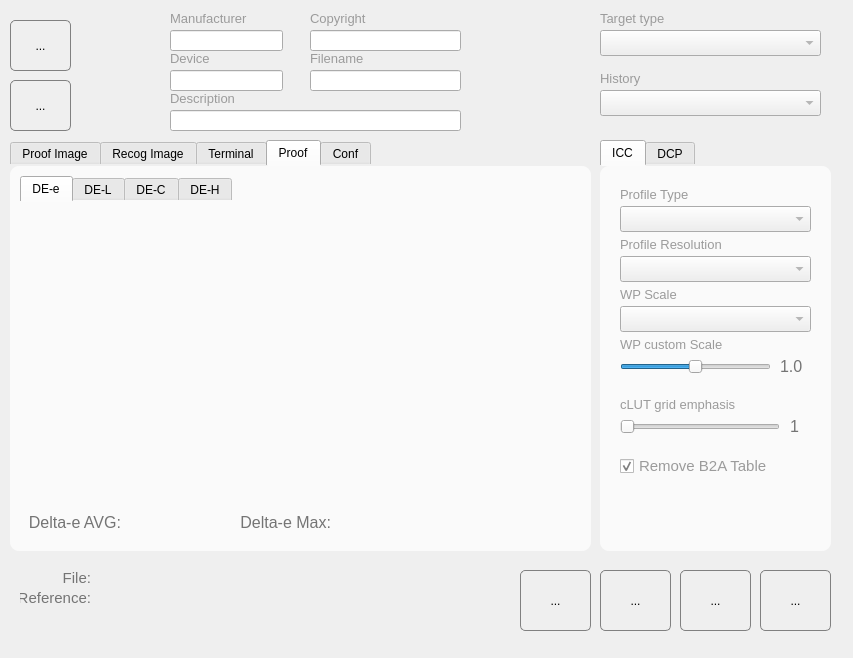
Old version of the form main.ui in the repository jpereiranet/roughprofiler.
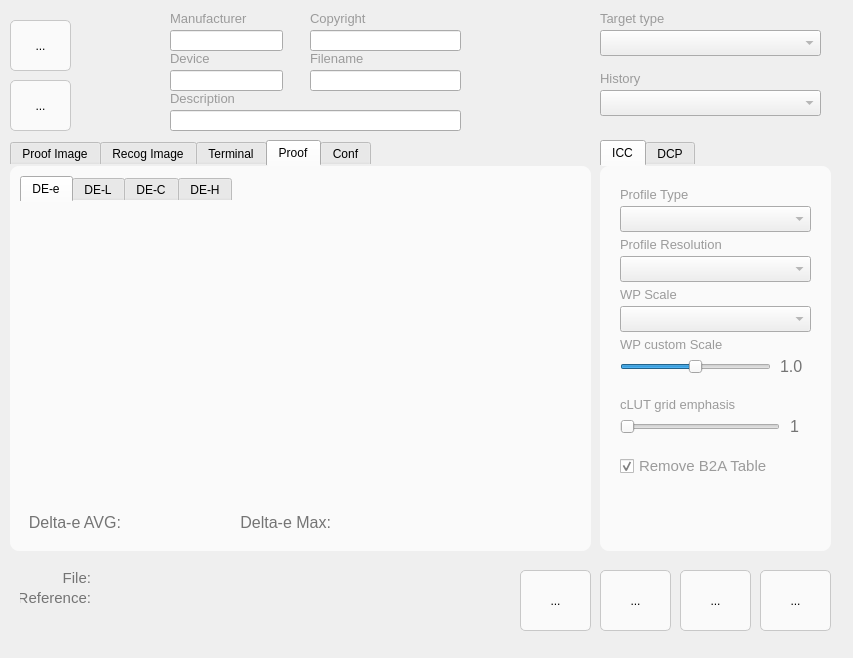
New version of the form.

```diff
--- a/main.ui
+++ b/main.ui
@@ -52,10 +52,18 @@
    </property>
    <property name="styleSheet">
     <string notr="true">QToolButton{
-border-style: solid;
-border-color: grey;
-border-width: 1px;
+border: 1px solid rgb(200, 200, 200);
 border-radius: 5px;
+background-color: rgb(250, 250, 250) ;
+}
+
+
+QToolButton:hover {
+border: 1px solid rgb(150, 150, 150);
+}
+
+QToolButton:pressed  {
+border: 1px solid green;
 }</string>
    </property>
    <property name="text">
@@ -81,10 +89,28 @@
    </property>
    <property name="styleSheet">
     <string notr="true">QToolButton{
-border-style: solid;
-border-color: grey;
-border-width: 1px;
+border: 1px solid rgb(210, 210, 210);
 border-radius: 5px;
+}
+
+QToolButton:enabled { 
+background-color: rgb(250, 250, 250) ;
+border-color: rgb(200, 200, 200);
+
+}
+
+QToolButton:disabled {
+background:transparent;
+border-color: grey;
+border: 1px solid rgb(200, 200, 200);
+}
+
+QToolButton:hover {
+border: 1px solid rgb(150, 150, 150);
+}
+
+QToolButton:pressed  {
+border: 1px solid green;
 }</string>
    </property>
    <property name="text">
@@ -885,10 +911,28 @@
    </property>
    <property name="styleSheet">
     <string notr="true">QToolButton{
-border-style: solid;
-border-color: grey;
-border-width: 1px;
+border: 1px solid rgb(210, 210, 210);
 border-radius: 5px;
+}
+
+QToolButton:enabled { 
+background-color: rgb(250, 250, 250) ;
+border-color: rgb(200, 200, 200);
+
+}
+
+QToolButton:disabled {
+background:transparent;
+border-color: grey;
+border: 1px solid rgb(200, 200, 200);
+}
+
+QToolButton:hover {
+border: 1px solid rgb(150, 150, 150);
+}
+
+QToolButton:pressed  {
+border: 1px solid green;
 }</string>
    </property>
    <property name="text">
@@ -1840,10 +1884,27 @@
    </property>
    <property name="styleSheet">
     <string notr="true">QToolButton{
-border-style: solid;
-border-color: grey;
-border-width: 1px;
+border: 1px solid rgb(210, 210, 210);
 border-radius: 5px;
+}
+
+QToolButton:enabled { 
+background-color: rgb(250, 250, 250) ;
+border-color: rgb(200, 200, 200);
+
+}
+
+QToolButton:disabled {
+background:transparent;
+border-color: grey;
+border: 1px solid rgb(200, 200, 200);
+}
+
+QToolButton:hover {
+border: 1px solid rgb(150, 150, 150);
+}
+QToolButton:pressed  {
+border: 1px solid green;
 }</string>
    </property>
    <property name="text">
@@ -1869,10 +1930,28 @@
    </property>
    <property name="styleSheet">
     <string notr="true">QToolButton{
-border-style: solid;
-border-color: grey;
-border-width: 1px;
+border: 1px solid rgb(210, 210, 210);
 border-radius: 5px;
+}
+
+QToolButton:enabled { 
+background-color: rgb(250, 250, 250) ;
+border-color: rgb(200, 200, 200);
+
+}
+
+QToolButton:disabled {
+background:transparent;
+border-color: grey;
+border: 1px solid rgb(200, 200, 200);
+}
+
+QToolButton:hover {
+border: 1px solid rgb(150, 150, 150);
+}
+
+QToolButton:pressed  {
+border: 1px solid green;
 }</string>
    </property>
    <property name="text">
@@ -1898,10 +1977,28 @@
    </property>
    <property name="styleSheet">
     <string notr="true">QToolButton{
-border-style: solid;
-border-color: grey;
-border-width: 1px;
+border: 1px solid rgb(210, 210, 210);
 border-radius: 5px;
+}
+
+QToolButton:enabled { 
+background-color: rgb(250, 250, 250) ;
+border-color: rgb(200, 200, 200);
+
+}
+
+QToolButton:disabled {
+background:transparent;
+border-color: grey;
+border: 1px solid rgb(200, 200, 200);
+}
+
+QToolButton:hover {
+border: 1px solid rgb(150, 150, 150);
+}
+
+QToolButton:pressed  {
+border: 1px solid green;
 }</string>
    </property>
    <property name="text">
```
